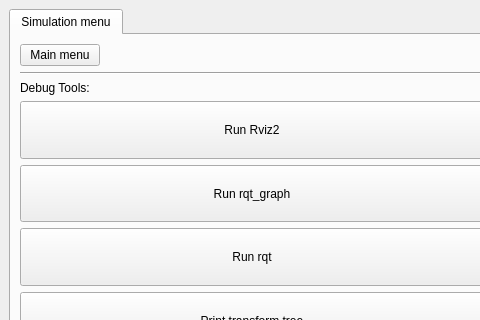
The window that RoSA_Monitor/simulationwindow.ui (PabloNH00/RoSA_Monitor) describes before a commit, drawn with Qt 5; both pictures show x 0 to 480 and y 0 to 320 of the 982 by 598 pixel window.
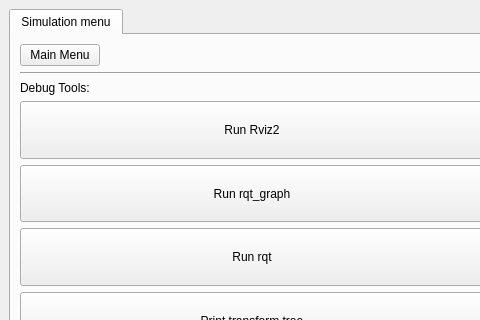
The same window after the commit.

Diff of the .ui file:
```diff
--- a/RoSA_Monitor/simulationwindow.ui
+++ b/RoSA_Monitor/simulationwindow.ui
@@ -43,7 +43,7 @@
                  </sizepolicy>
                 </property>
                 <property name="text">
-                 <string>Main menu</string>
+                 <string>Main Menu</string>
                 </property>
                </widget>
               </item>
```
Left out of the diff: 2 changed lines with no effect on the pictures.
